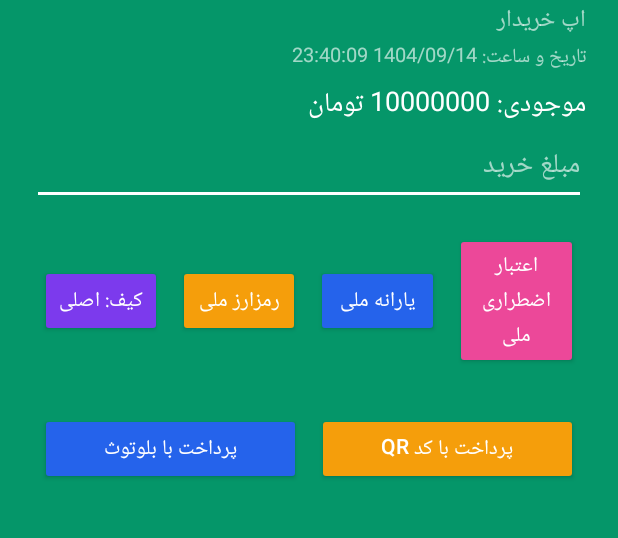
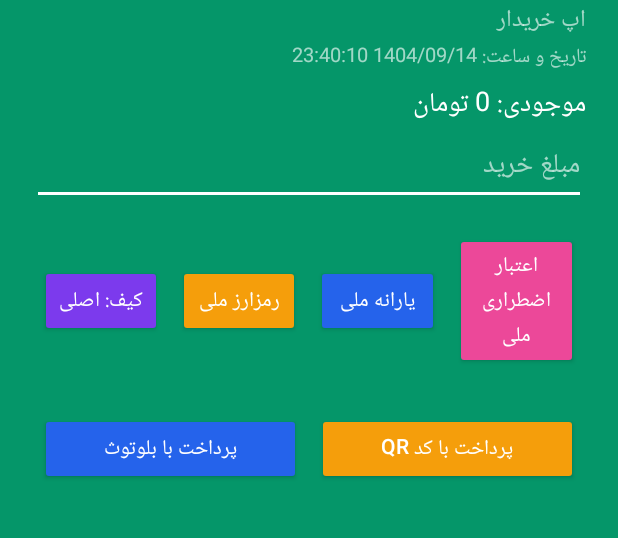
Before and after one commit to foadkaksamandi-blip/app_demo_soma, an Android app built with Jetpack Compose: the screen it shows after launch (MainActivity), after a tap on "رمزارز ملی", on a phone screen of 412 x 824 dp, the part 80-618 px from its top. Run offline under Robolectric (Android 15) with nearby library versions, the phone set to English and light mode, and no system bars; 1 other tap on this screen came first.

Commit message:
Update MainActivity.kt

```diff
--- a/consumer-app/src/main/java/com/soma/consumer/MainActivity.kt
+++ b/consumer-app/src/main/java/com/soma/consumer/MainActivity.kt
@@ -15,12 +15,14 @@ import android.view.Gravity
 import android.view.View
 import android.widget.*
 import androidx.activity.result.contract.ActivityResultContracts
+import androidx.appcompat.app.AlertDialog
 import androidx.appcompat.app.AppCompatActivity
 import androidx.core.app.ActivityCompat
 import com.google.zxing.BarcodeFormat
 import com.google.zxing.integration.android.IntentIntegrator
 import com.google.zxing.qrcode.QRCodeWriter
 import com.soma.consumer.ble.BleClient
+import com.soma.consumer.data.TxStore
 import kotlinx.coroutines.GlobalScope
 import kotlinx.coroutines.launch
 import shared.utils.DateUtils
@@ -29,16 +31,16 @@ import java.util.*
 class MainActivity : AppCompatActivity() {
 
     // رنگ‌ها
-    private val GreenBg = Color.parseColor("#059669")   // پس‌زمینه‌ی سبز سوما
-    private val BtnPurple = Color.parseColor("#7C3AED") // بنفش شیک
-    private val BtnAmber  = Color.parseColor("#F59E0B") // کهربایی فانتزی
-    private val BtnBlue   = Color.parseColor("#2563EB") // آبی اقیانوسی
-    private val BtnPink   = Color.parseColor("#EC4899") // صورتی نئون
+    private val GreenBg = Color.parseColor("#059669")
+    private val BtnPurple = Color.parseColor("#7C3AED")
+    private val BtnAmber  = Color.parseColor("#F59E0B")
+    private val BtnBlue   = Color.parseColor("#2563EB")
+    private val BtnPink   = Color.parseColor("#EC4899")
     private val WhiteText = Color.WHITE
     private val MutedWhite = Color.argb(160, 255, 255, 255)
 
-    // موجودی اولیه خریدار
-    private var balance = 10_000_000
+    // Store
+    private lateinit var store: TxStore
 
     // UI
     private lateinit var txtTitle1: TextView
@@ -58,30 +60,29 @@ class MainActivity : AppCompatActivity() {
     // BLE
     private lateinit var bleClient: BleClient
 
-    // لانچر درخواست مجوزها
+    // مجوزها
     private val permsLauncher = registerForActivityResult(
         ActivityResultContracts.RequestMultiplePermissions()
     ) { /* no-op */ }
 
-    // حالت کیف فعال (برای دمو فقط نمایش/برچسب؛ منطق مبلغ ثابت می‌ماند)
+    // کیف فعال
     private var activeWallet: String = "اصلی"
 
-    // Handler برای آپدیت زمان زنده
+    // زمان زنده
     private val handler = Handler(Looper.getMainLooper())
     private val timeRunnable = object : Runnable {
         override fun run() {
-            try {
-                txtNow.text = "تاریخ و ساعت: " + DateUtils.nowJalaliDateTime()
-            } catch (_: Exception) { txtNow.text = "" }
+            try { txtNow.text = "تاریخ و ساعت: " + DateUtils.nowJalaliDateTime() } catch (_: Exception) {}
             handler.postDelayed(this, 1000)
         }
     }
 
     override fun onCreate(savedInstanceState: Bundle?) {
         super.onCreate(savedInstanceState)
+        store = TxStore(this)
         bleClient = BleClient(this)
 
-        // ---------- ساخت UI برنامه‌ای (بدون XML) ----------
+        // UI
         val root = ScrollView(this).apply { setBackgroundColor(GreenBg) }
         val wrap = LinearLayout(this).apply {
             orientation = LinearLayout.VERTICAL
@@ -90,97 +91,60 @@ class MainActivity : AppCompatActivity() {
         }
         root.addView(wrap)
 
-        txtTitle1 = TextView(this).apply {
-            text = "آپ آفلاین سوما 👤"
-            textSize = 22f
-            setTextColor(WhiteText)
-        }
-        txtTitle2 = TextView(this).apply {
-            text = "اپ خریدار"
-            textSize = 16f
-            setTextColor(MutedWhite)
-        }
-        // ------- همین‌جا متن تاریخ/ساعت اضافه می‌شود -------
-        txtNow = TextView(this).apply {
-            text = "تاریخ و ساعت: "
-            textSize = 13f
-            setTextColor(MutedWhite)
-        }
-
+        txtTitle1 = TextView(this).apply { text = "آپ آفلاین سوما 👤"; textSize = 22f; setTextColor(WhiteText) }
+        txtTitle2 = TextView(this).apply { text = "اپ خریدار"; textSize = 16f; setTextColor(MutedWhite) }
+        txtNow = TextView(this).apply { text = "تاریخ و ساعت: "; textSize = 13f; setTextColor(MutedWhite) }
         txtBalance = TextView(this).apply {
-            text = "موجودی: ${balance} تومان"
-            textSize = 18f
-            setTextColor(WhiteText)
+            text = "موجودی: ${store.balance(activeWallet)} تومان"
+            textSize = 18f; setTextColor(WhiteText)
         }
         edtAmount = EditText(this).apply {
             hint = "مبلغ خرید"
             textDirection = View.TEXT_DIRECTION_RTL
             inputType = android.text.InputType.TYPE_CLASS_NUMBER
-            setTextColor(WhiteText)
-            setHintTextColor(MutedWhite)
+            setTextColor(WhiteText); setHintTextColor(MutedWhite)
             backgroundTintList = ColorStateList.valueOf(WhiteText)
         }
 
-        // ردیف انتخاب کیف‌ها (دکمه‌های فانتزی متضاد با پس‌زمینه)
-        val rowWallets = LinearLayout(this).apply {
-            orientation = LinearLayout.HORIZONTAL
-            gravity = Gravity.CENTER
-        }
+        // کیف‌ها
+        val rowWallets = LinearLayout(this).apply { orientation = LinearLayout.HORIZONTAL; gravity = Gravity.CENTER }
         btnWalletMain = fancyBtn("کیف: اصلی", BtnPurple)
         btnWalletCBDC = fancyBtn("رمزارز ملی", BtnAmber)
         btnWalletSubsidy = fancyBtn("یارانه ملی", BtnBlue)
         btnWalletEmergency = fancyBtn("اعتبار اضطراری ملی", BtnPink)
-        rowWallets.addView(btnWalletMain, lpWeight())
-        rowWallets.addView(btnWalletCBDC, lpWeight())
-        rowWallets.addView(btnWalletSubsidy, lpWeight())
-        rowWallets.addView(btnWalletEmergency, lpWeight())
+        rowWallets.addView(btnWalletMain, lpWeight()); rowWallets.addView(btnWalletCBDC, lpWeight())
+        rowWallets.addView(btnWalletSubsidy, lpWeight()); rowWallets.addView(btnWalletEmergency, lpWeight())
 
-        val rowPay = LinearLayout(this).apply {
-            orientation = LinearLayout.HORIZONTAL
-            gravity = Gravity.CENTER
-        }
+        // پرداخت‌ها
+        val rowPay = LinearLayout(this).apply { orientation = LinearLayout.HORIZONTAL; gravity = Gravity.CENTER }
         btnPayBle = fancyBtn("پرداخت با بلوتوث", BtnBlue)
         btnPayQr  = fancyBtn("پرداخت با کد QR", BtnAmber)
-        rowPay.addView(btnPayBle, lpWeight())
-        rowPay.addView(btnPayQr,  lpWeight())
+        rowPay.addView(btnPayBle, lpWeight()); rowPay.addView(btnPayQr, lpWeight())
 
         imgProofQr = ImageView(this).apply { adjustViewBounds = true }
-
         btnHistory = fancyBtn("📜 تاریخچه تراکنش‌ها", BtnPurple)
 
-        wrap.addView(txtTitle1)
-        wrap.addView(txtTitle2)
-        wrap.addView(txtNow)                // <-- نمایش زمان در هدر
-        wrap.addView(spacer(8))
-        wrap.addView(txtBalance)
+        wrap.addView(txtTitle1); wrap.addView(txtTitle2); wrap.addView(txtNow)
+        wrap.addView(spacer(8)); wrap.addView(txtBalance)
         wrap.addView(edtAmount, LinearLayout.LayoutParams(LinearLayout.LayoutParams.MATCH_PARENT, LinearLayout.LayoutParams.WRAP_CONTENT))
-        wrap.addView(spacer(12))
-        wrap.addView(rowWallets)
-        wrap.addView(spacer(12))
-        wrap.addView(rowPay)
-        wrap.addView(spacer(16))
-        wrap.addView(imgProofQr, LinearLayout.LayoutParams(LinearLayout.LayoutParams.MATCH_PARENT, 700))
-        wrap.addView(spacer(12))
-        wrap.addView(btnHistory)
+        wrap.addView(spacer(12)); wrap.addView(rowWallets); wrap.addView(spacer(12)); wrap.addView(rowPay)
+        wrap.addView(spacer(16)); wrap.addView(imgProofQr, LinearLayout.LayoutParams(LinearLayout.LayoutParams.MATCH_PARENT, 700))
+        wrap.addView(spacer(12)); wrap.addView(btnHistory)
 
         setContentView(root)
 
-        // ---------- رفتار دکمه‌های کیف‌ها ----------
-        btnWalletMain.setOnClickListener { activeWallet = "اصلی"; toast("کیف فعال: اصلی") }
-        btnWalletCBDC.setOnClickListener { activeWallet = "رمزارز ملی"; toast("کیف فعال: رمزارز ملی") }
-        btnWalletSubsidy.setOnClickListener { activeWallet = "یارانه ملی"; toast("کیف فعال: یارانه ملی") }
-        btnWalletEmergency.setOnClickListener { activeWallet = "اعتبار اضطراری ملی"; toast("کیف فعال: اعتبار اضطراری ملی") }
+        // رفتار کیف‌ها
+        btnWalletMain.setOnClickListener { setActiveWallet("اصلی") }
+        btnWalletCBDC.setOnClickListener { setActiveWallet("رمزارز ملی") }
+        btnWalletSubsidy.setOnClickListener { setActiveWallet("یارانه ملی") }
+        btnWalletEmergency.setOnClickListener { setActiveWallet("اعتبار اضطراری ملی") }
 
-        // ---------- رویداد دکمه‌های پرداخت ----------
+        // رویدادها
         btnPayQr.setOnClickListener { payWithQr() }
         btnPayBle.setOnClickListener { payWithBle() }
-        btnHistory.setOnClickListener {
-            Toast.makeText(this, "در نسخهٔ دمو، تاریخچهٔ کامل ساده‌سازی شده است.", Toast.LENGTH_SHORT).show()
-        }
+        btnHistory.setOnClickListener { showHistoryDialog() }
 
         requestBasicPermissions()
-
-        // شروع آپدیت زمان زنده
         handler.post(timeRunnable)
     }
 
@@ -189,44 +153,35 @@ class MainActivity : AppCompatActivity() {
         super.onDestroy()
     }
 
-    // ساخت دکمه فانتزی
+    // Helpers UI
     private fun fancyBtn(title: String, bg: Int): Button =
-        Button(this).apply {
-            text = title
-            setAllCaps(false)
-            setTextColor(WhiteText)
-            backgroundTintList = ColorStateList.valueOf(bg)
-        }
+        Button(this).apply { text = title; setAllCaps(false); setTextColor(WhiteText); backgroundTintList = ColorStateList.valueOf(bg) }
 
     private fun lpWeight(): LinearLayout.LayoutParams =
         LinearLayout.LayoutParams(0, LinearLayout.LayoutParams.WRAP_CONTENT, 1f).apply { setMargins(8,16,8,16) }
 
     private fun spacer(h: Int): View = Space(this).apply { minimumHeight = h }
 
-    // ---------------- QR Flow ----------------
+    private fun setActiveWallet(name: String) {
+        activeWallet = name
+        txtBalance.text = "موجودی: ${store.balance(activeWallet)} تومان"
+        Toast.makeText(this, "کیف فعال: $name", Toast.LENGTH_SHORT).show()
+    }
+
+    // ---------- QR ----------
     private fun payWithQr() {
         val amt = edtAmount.text.toString().toLongOrNull() ?: 0L
         if (amt <= 0) { toast("مبلغ خرید را صحیح وارد کنید"); return }
-        if (amt > balance) { toast("موجودی کافی نیست"); return }
-
+        if (amt > store.balance(activeWallet)) { toast("موجودی کافی نیست"); return }
         if (ActivityCompat.checkSelfPermission(this, Manifest.permission.CAMERA) != PackageManager.PERMISSION_GRANTED) {
-            permsLauncher.launch(arrayOf(Manifest.permission.CAMERA))
-            return
+            permsLauncher.launch(arrayOf(Manifest.permission.CAMERA)); return
         }
-        IntentIntegrator(this).apply {
-            setPrompt("اسکن QR فروشنده…")
-            setBeepEnabled(false)
-            setOrientationLocked(true)
-            initiateScan()
-        }
+        IntentIntegrator(this).apply { setPrompt("اسکن QR فروشنده…"); setBeepEnabled(false); setOrientationLocked(true); initiateScan() }
     }
 
     override fun onActivityResult(requestCode: Int, resultCode: Int, data: android.content.Intent?) {
         val res = IntentIntegrator.parseActivityResult(requestCode, resultCode, data)
-        if (res != null && res.contents != null) {
-            handleScannedInvoice(res.contents)
-            return
-        }
+        if (res != null && res.contents != null) { handleScannedInvoice(res.contents); return }
         super.onActivityResult(requestCode, resultCode, data)
     }
 
@@ -235,21 +190,25 @@ class MainActivity : AppCompatActivity() {
         val invoiceAmount = text.removePrefix("INVOICE:").toLongOrNull() ?: 0L
         val entered = edtAmount.text.toString().toLongOrNull() ?: 0L
         if (invoiceAmount <= 0 || invoiceAmount != entered) { toast("مغایرت مبلغ فاکتور/ورودی"); return }
-        if (invoiceAmount > balance) { toast("موجودی کافی نیست"); return }
+        if (invoiceAmount > store.balance(activeWallet)) { toast("موجودی کافی نیست"); return }
 
-        balance -= invoiceAmount.toInt()
-        txtBalance.text = "موجودی: ${balance} تومان"
+        // کسر و ثبت
+        val newBal = store.balance(activeWallet) - invoiceAmount
+        store.setBalance(activeWallet, newBal)
+        store.add(-invoiceAmount, "پرداخت QR", activeWallet)
+        txtBalance.text = "موجودی: ${store.balance(activeWallet)} تومان"
 
+        // QR اثبات
         val proofPayload = "PAY:$invoiceAmount"
         imgProofQr.setImageBitmap(makeQr(proofPayload))
         toast("پرداخت انجام شد — QR اثبات را به فروشنده نشان دهید")
     }
 
-    // ---------------- BLE Flow ----------------
+    // ---------- BLE ----------
     private fun payWithBle() {
         val amt = edtAmount.text.toString().toLongOrNull() ?: 0L
         if (amt <= 0) { toast("مبلغ خرید را صحیح وارد کنید"); return }
-        if (amt > balance) { toast("موجودی کافی نیست"); return }
+        if (amt > store.balance(activeWallet)) { toast("موجودی کافی نیست"); return }
 
         val needed = mutableListOf<String>()
         if (ActivityCompat.checkSelfPermission(this, Manifest.permission.BLUETOOTH_SCAN) != PackageManager.PERMISSION_GRANTED)
@@ -259,7 +218,6 @@ class MainActivity : AppCompatActivity() {
         if (Build.VERSION.SDK_INT < Build.VERSION_CODES.S &&
             ActivityCompat.checkSelfPermission(this, Manifest.permission.ACCESS_FINE_LOCATION) != PackageManager.PERMISSION_GRANTED)
             needed += Manifest.permission.ACCESS_FINE_LOCATION
-
         if (needed.isNotEmpty()) { permsLauncher.launch(needed.toTypedArray()); return }
 
         val bm = getSystemService(BLUETOOTH_SERVICE) as BluetoothManager
@@ -274,8 +232,10 @@ class MainActivity : AppCompatActivity() {
                 val ack = bleClient.payAndWaitAckJson("MAIN", amt, txId, timeoutMs = 10_000)
                 runOnUiThread {
                     if (ack != null) {
-                        balance -= amt.toInt()
-                        txtBalance.text = "موجودی: ${balance} تومان"
+                        val newBal = store.balance(activeWallet) - amt
+                        store.setBalance(activeWallet, newBal)
+                        store.add(-amt, "پرداخت BLE", activeWallet)
+                        txtBalance.text = "موجودی: ${store.balance(activeWallet)} تومان"
                         toast("پرداخت بلوتوثی موفق ✅")
                     } else toast("پاسخ از فروشنده دریافت نشد")
                 }
@@ -285,6 +245,21 @@ class MainActivity : AppCompatActivity() {
         }
     }
 
+    // ---------- تاریخچه ----------
+    private fun showHistoryDialog() {
+        val items = store.list().reversed().take(50).joinToString("\n") {
+            val sign = if (it.amount >= 0) "+" else ""
+            "${DateUtils.formatJalali(it.time)} — ${it.type} (${it.wallet}): $sign${it.amount} تومان"
+        }.ifEmpty { "هیچ تراکنشی ثبت نشده است." }
+
+        AlertDialog.Builder(this)
+            .setTitle("📜 تاریخچه تراکنش‌ها")
+            .setMessage(items)
+            .setPositiveButton("بستن", null)
+            .show()
+    }
+
+    // Utils
     private fun makeQr(data: String): Bitmap {
         val size = 720
         val bits = QRCodeWriter().encode(data, BarcodeFormat.QR_CODE, size, size)
```
